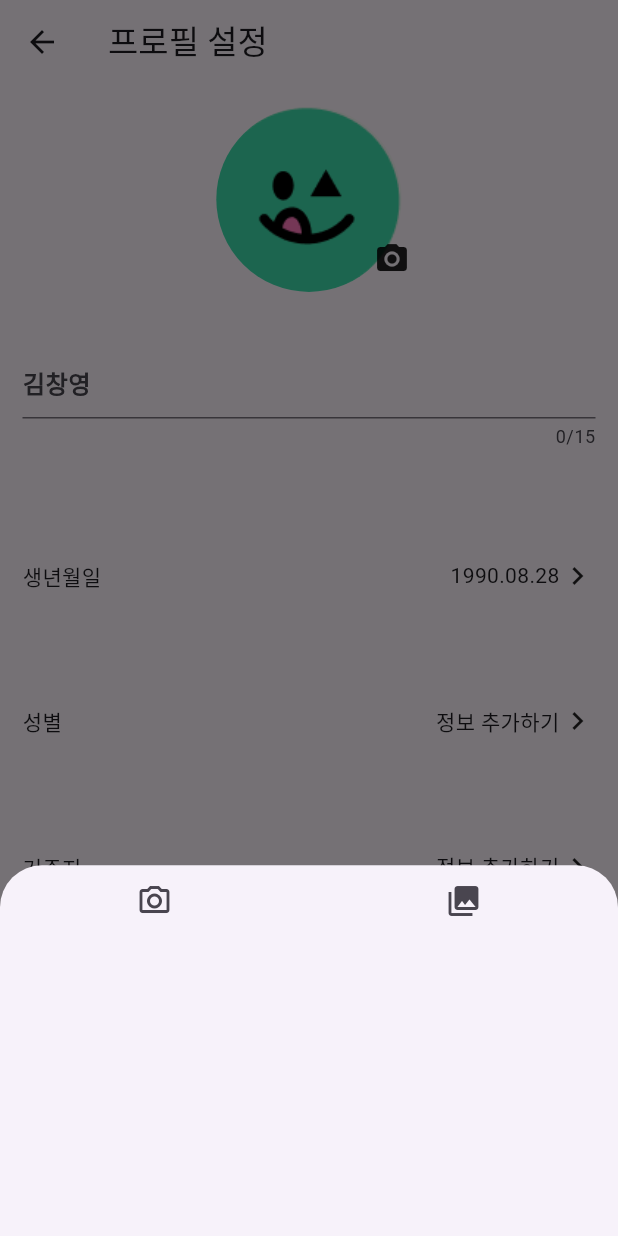
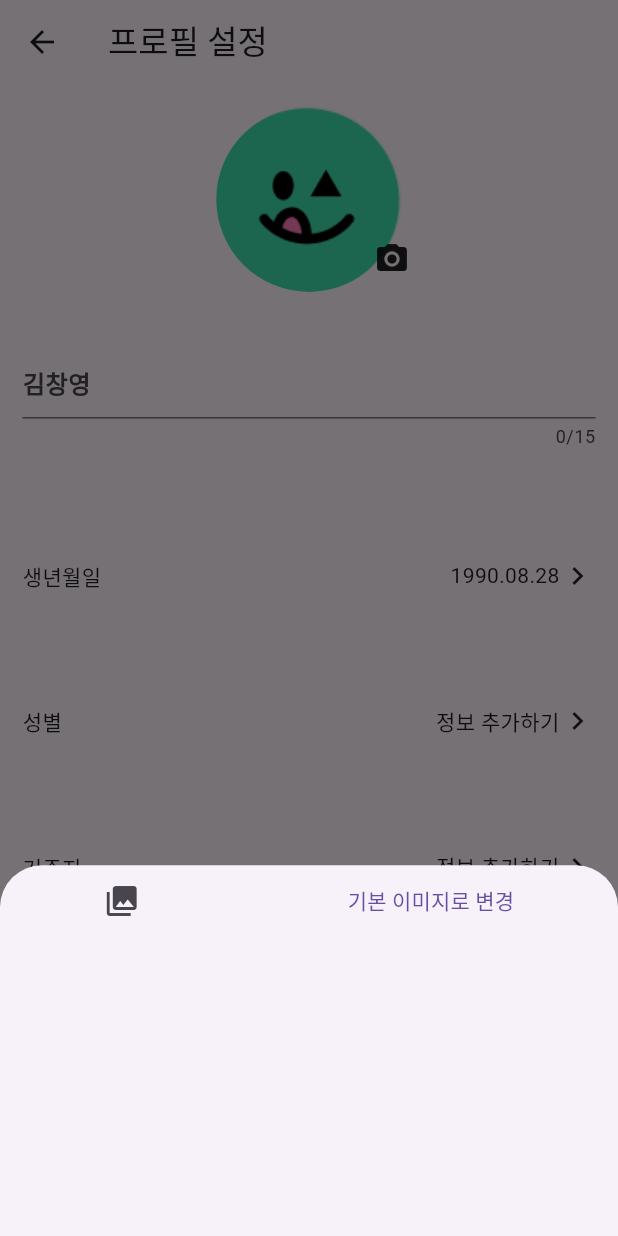
Before and after one commit to backtothefuture-team/backToTheFuture-frontend, a Flutter app: the UserProfileDetail screen opened directly, after a tap on the "camera alt" icon, on a phone screen of 412 x 824 dp. Run offline on Flutter 3.47's test engine with Material 3 defaults, Android fonts, the phone set to English and light mode, and no system bars; our stand-ins replace dio, get_it, image_picker, modal_progress_hud_nsn, retrofit; generated files the repository leaves out were written again.

Commit message:
feat: 프로필 기본 이미지로 변경 기능 추가

```diff
--- a/lib/ui/third/user_profile/user_profile_image.dart
+++ b/lib/ui/third/user_profile/user_profile_image.dart
@@ -73,18 +73,23 @@ class _UserProfileImageState extends State<UserProfileImage> {
           Row(
             mainAxisAlignment: MainAxisAlignment.spaceAround,
             children: [
-              IconButton(
-                onPressed: () {
-                  _pickedImage(ImageSource.camera);
-                },
-                icon: Icon(Icons.camera_alt_outlined),
-              ),
+              // 앨범에서 사진 선택
               IconButton(
                 onPressed: () {
                   _pickedImage(ImageSource.gallery);
                 },
                 icon: Icon(Icons.photo_library),
               ),
+
+              // 기본 이미지로 변경
+              TextButton(
+                onPressed: (){
+                  setState(() {
+                    _imageFile = null;
+                  });
+                },
+                child: Text('기본 이미지로 변경')
+              )
             ],
           ),
         ],
```
